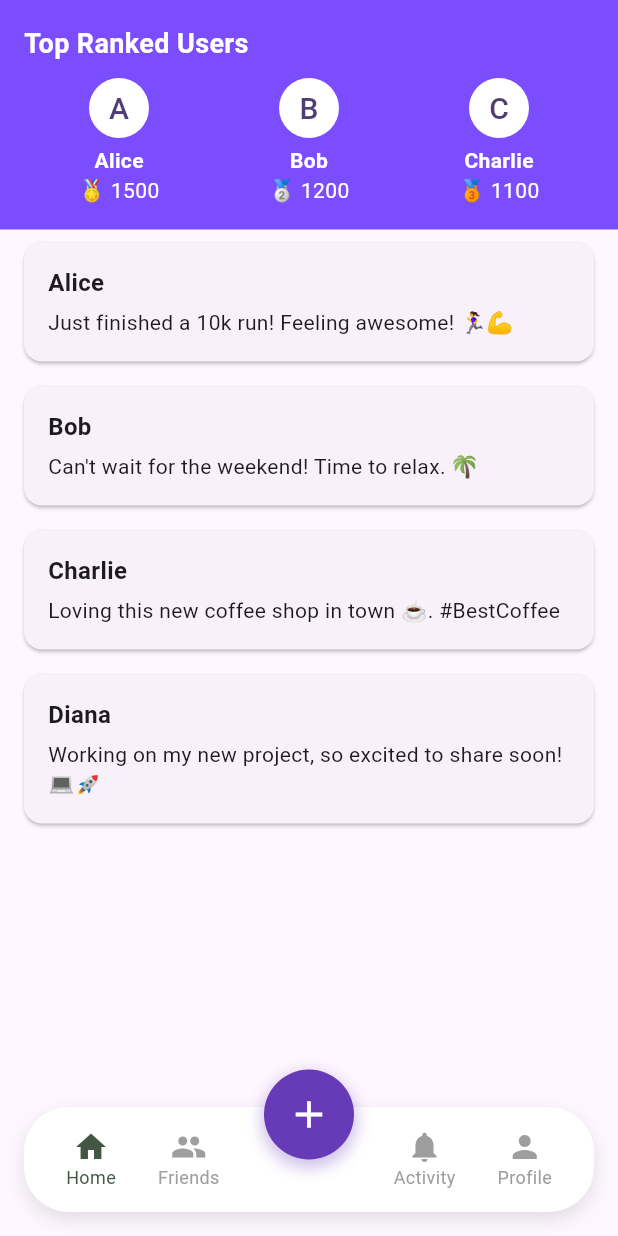
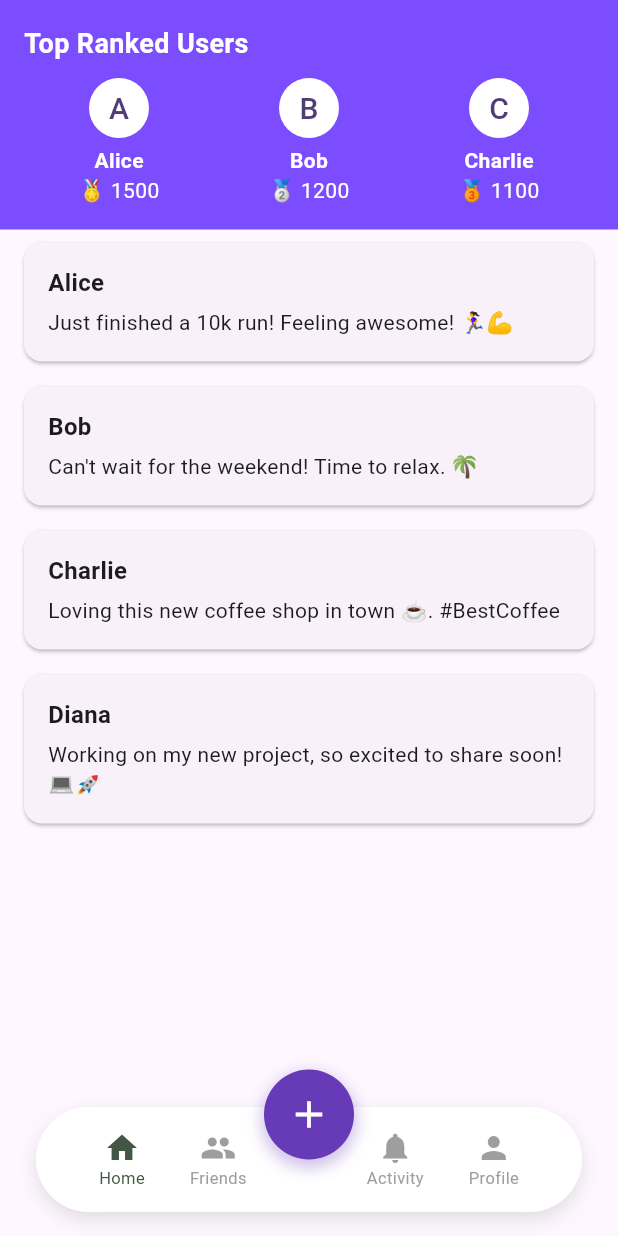
Before and after one commit to ShouqAlqureshi/achiva, a Flutter app: the HomeScreen screen opened by its route, swiped to page 2, on a phone screen of 412 x 824 dp. Run offline on Flutter 3.47's test engine with Material 3 defaults, Android fonts, the phone set to English and light mode, and no system bars; our stand-ins replace awesome_dialog, bloc, cloud_firestore, equatable, firebase_auth, firebase_core and 6 more; accounts and stored records are empty.

Commit message:
adjust padding for nav bar

```diff
--- a/lib/widgets/bottom_navigation_bar.dart
+++ b/lib/widgets/bottom_navigation_bar.dart
@@ -19,12 +19,12 @@ class FloatingBottomNavigationBarWidget extends StatelessWidget {
       alignment: Alignment.bottomCenter,
       children: [
         Padding(
-          padding: const EdgeInsets.only(left: 16, right: 16, bottom: 16),
+          padding: const EdgeInsets.only(left: 24, right: 24, bottom: 16),
           child: Container(
             height: 70,
             decoration: BoxDecoration(
               color: Colors.white,
-              borderRadius: BorderRadius.circular(30),
+              borderRadius: BorderRadius.circular(35),
               boxShadow: [
                 BoxShadow(
                   color: Colors.grey.withOpacity(0.3),
@@ -35,19 +35,23 @@ class FloatingBottomNavigationBarWidget extends StatelessWidget {
               ],
             ),
             child: Row(
-              mainAxisAlignment: MainAxisAlignment.spaceEvenly,
+              mainAxisAlignment: MainAxisAlignment.center,
               children: [
+                const SizedBox(width: 20),
                 _buildNavItem(Icons.home, 'Home', 0),
+                const SizedBox(width: 30),
                 _buildNavItem(Icons.people, 'Friends', 1),
-                const SizedBox(width: 60), // Space for FAB
+                const SizedBox(width: 80), // Space for FAB
                 _buildNavItem(Icons.notifications, 'Activity', 2),
+                const SizedBox(width: 30),
                 _buildNavItem(Icons.person, 'Profile', 3),
+                const SizedBox(width: 20),
               ],
             ),
           ),
         ),
         Positioned(
-          top: -25, // Adjust this value to position the FAB higher
+          top: -25,
           child: _buildAddButton(context),
         ),
       ],
@@ -65,12 +69,13 @@ class FloatingBottomNavigationBarWidget extends StatelessWidget {
           Icon(
             icon,
             color: isSelected ? CoursesColors.darkGreen : Colors.grey,
+            size: 24,
           ),
           Text(
             label,
             style: TextStyle(
               color: isSelected ? CoursesColors.darkGreen : Colors.grey,
-              fontSize: 12,
+              fontSize: 11,
             ),
           ),
         ],
```
